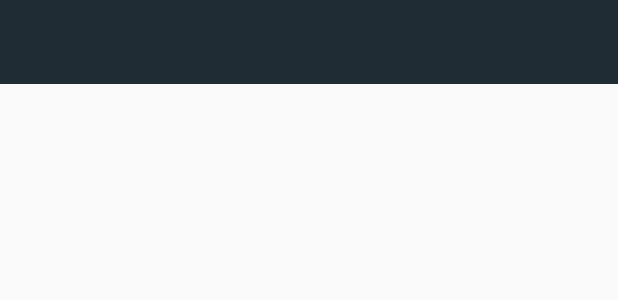
After one commit to alammar-alsabbagh/alpha_du, an Android app: the layout toolbar.xml on its own in the app's theme, with its tools: preview values and no code run, on a phone screen of 412 x 824 dp. The commit adds this screen. Shown: the top 300 px of the screen. Run offline under Robolectric (Android 15) with nearby library versions, the phone set to English and light mode, and no system bars.

```diff
--- a/app/build.gradle
+++ b/app/build.gradle
@@ -23,4 +23,5 @@ dependencies {
     compile fileTree(dir: 'libs', include: ['*.jar'])
     testCompile 'junit:junit:4.12'
     compile 'com.android.support:appcompat-v7:23.3.0'
+    compile 'com.android.support:recyclerview-v7:23.3.+'
 }
--- /dev/null
+++ b/app/src/main/res/layout/toolbar.xml
@@ -0,0 +1,10 @@
+<?xml version="1.0" encoding="utf-8"?>
+<android.support.v7.widget.Toolbar xmlns:android="http://schemas.android.com/apk/res/android"
+    xmlns:local="http://schemas.android.com/apk/res-auto"
+    android:id="@+id/toolbar"
+    android:layout_width="match_parent"
+    android:layout_height="wrap_content"
+    android:minHeight="?attr/actionBarSize"
+    android:background="?attr/colorPrimary"
+    local:theme="@style/ThemeOverlay.AppCompat.Dark.ActionBar"
+    local:popupTheme="@style/ThemeOverlay.AppCompat.Light" />
```
Also changed, not shown: app/src/main/java/com/procasy/dubarah_nocker/MainActivity.java (+7 -0 lines), app/src/main/java/com/procasy/dubarah_nocker/Model/NavDrawerItem.java (added, +36 -0 lines), app/src/main/res/layout/activity_main.xml (+9 -4 lines), app/src/main/res/values-21/styles.xml (deleted, +0 -9 lines).
